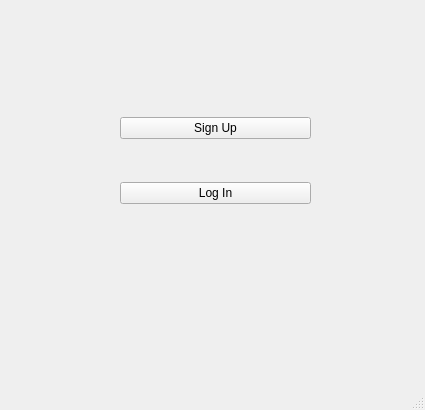
Old version of the form mainwindow.ui in the repository sanazshokrzadeh/Messanger_throw_10.
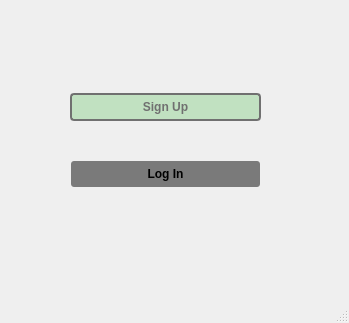
New version of the form.

Patch:
```diff
--- a/mainwindow.ui
+++ b/mainwindow.ui
@@ -6,19 +6,19 @@
    <rect>
     <x>0</x>
     <y>0</y>
-    <width>425</width>
-    <height>410</height>
+    <width>349</width>
+    <height>323</height>
    </rect>
   </property>
   <property name="windowTitle">
    <string>MainWindow</string>
   </property>
   <widget class="QWidget" name="centralwidget">
-   <widget class="QWidget" name="">
+   <widget class="QWidget" name="layoutWidget">
     <property name="geometry">
      <rect>
-      <x>120</x>
-      <y>80</y>
+      <x>70</x>
+      <y>60</y>
       <width>191</width>
       <height>161</height>
      </rect>
@@ -26,6 +26,20 @@
     <layout class="QVBoxLayout" name="verticalLayout">
      <item>
       <widget class="QPushButton" name="pushButton_signup_on_mainwindow">
+       <property name="styleSheet">
+        <string notr="true">QPushButton
+{
+	background-color:rgb(193, 225, 193);
+	color: rgb(112, 112, 112);
+	font-weight: bold;
+	border-style: solid;
+	border-width: 2px;
+	border-radius:4px;
+	padding: 5px;
+	font: 700 12pt &quot;Exo 4&quot;;
+}
+</string>
+       </property>
        <property name="text">
         <string>Sign Up</string>
        </property>
@@ -33,6 +47,19 @@
      </item>
      <item>
       <widget class="QPushButton" name="pushButton_Login_on_mainwindow">
+       <property name="styleSheet">
+        <string notr="true">QPushButton
+{
+	background-color:rgb(122, 122, 122);
+
+	font-weight: bold;
+	border-style: solid;
+	border-width: 2px;
+	border-radius:4px;
+	padding: 5px;
+	font: 700 12pt &quot;Exo 4&quot;;
+}</string>
+       </property>
        <property name="text">
         <string>Log In</string>
        </property>
```
Left out of the diff: 4 changed lines with no effect on the pictures.
